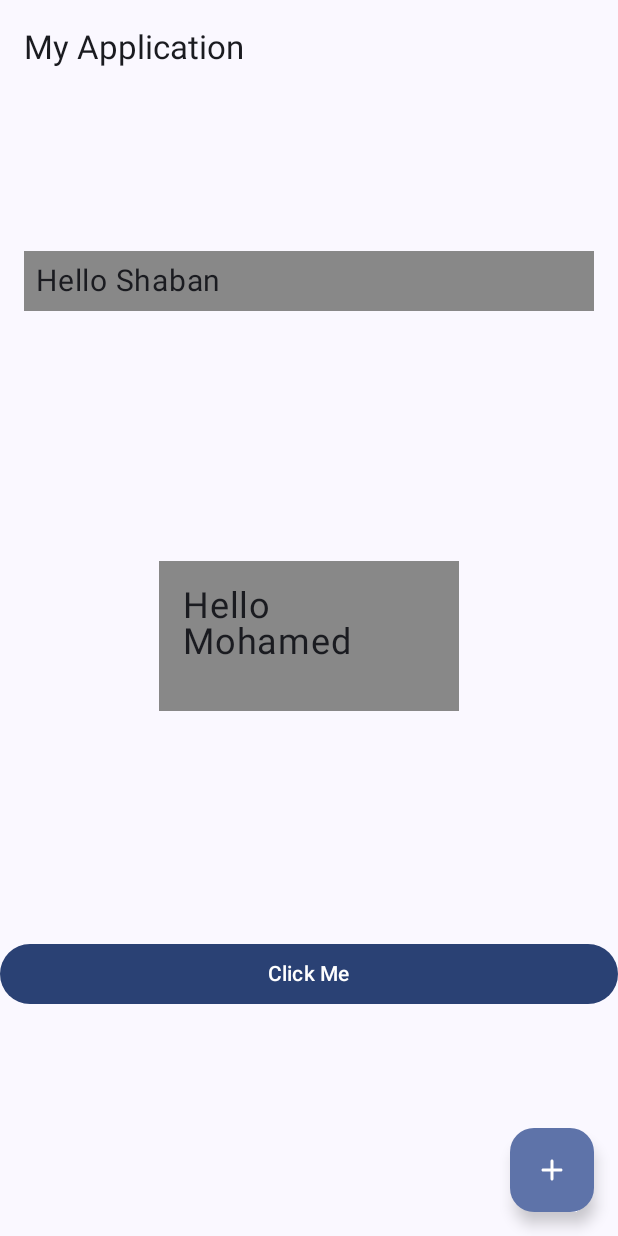
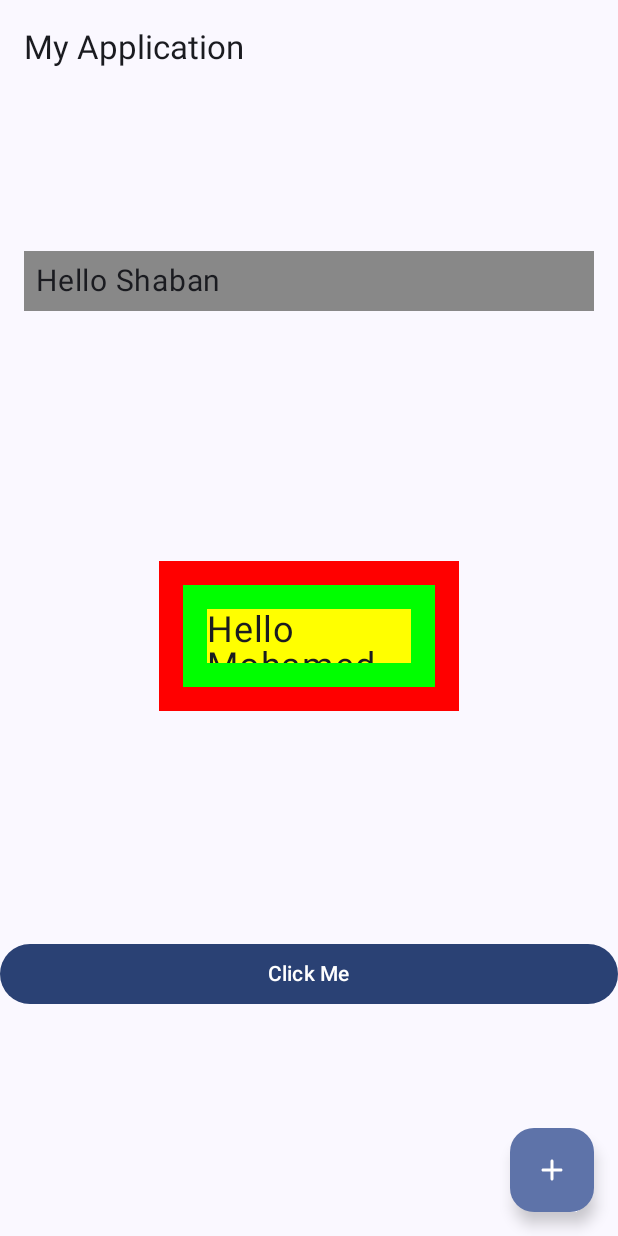
Before and after one commit to M7mdSh3banX/Learning-Jetpack-Compose, an Android app built with Jetpack Compose: the screen it shows after launch (MainActivity), on a phone screen of 412 x 824 dp. Run offline under Robolectric (Android 15) with nearby library versions, the phone set to English and light mode, and no system bars.

Commit message:
implement cascading with modifier

```diff
--- a/app/src/main/java/com/shaban/jetpackcomposeapp1/screens/HomeScreen.kt
+++ b/app/src/main/java/com/shaban/jetpackcomposeapp1/screens/HomeScreen.kt
@@ -39,10 +39,13 @@ fun HomeScreen(modifier: Modifier) {
         }
         Text(
             modifier = Modifier
-                .background(color = Color.Gray)
+                .background(color = Color.Red)
                 .width(200.dp)
                 .height(100.dp)
-                .padding(16.dp),
+                .padding(16.dp)
+                .background(color = Color.Green)
+                .padding(16.dp)
+                .background(color = Color.Yellow),
             text = "Hello Mohamed",
             fontSize = 24.sp
         )
```
